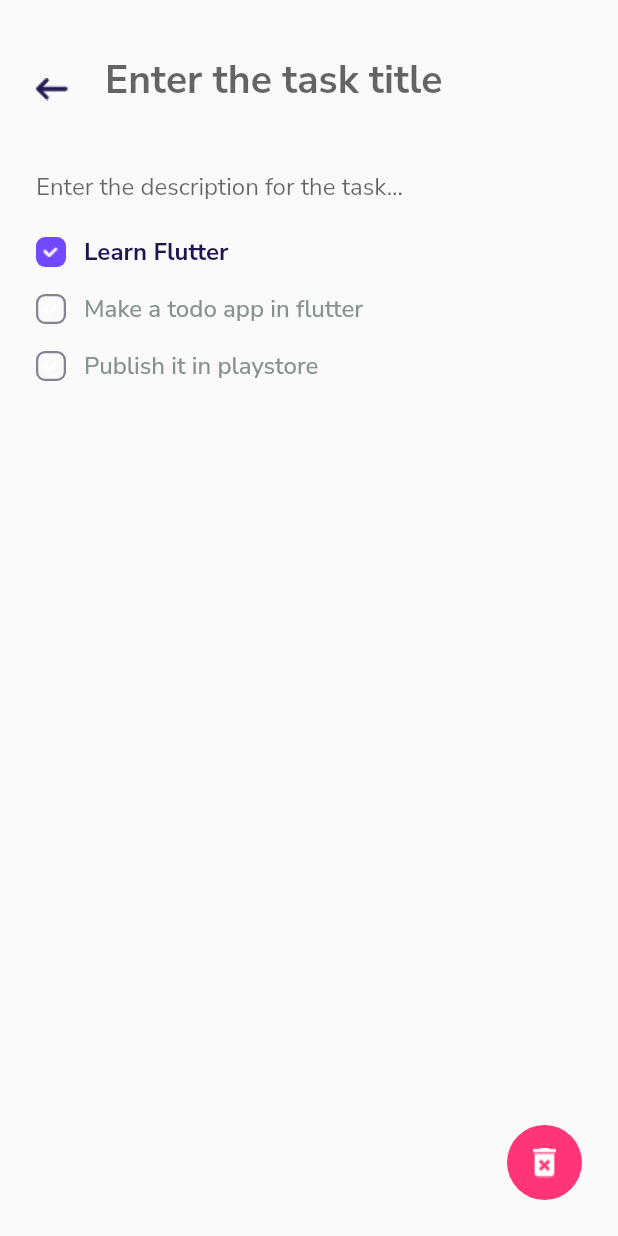
After one commit to aakritsubedi/todoist, a Flutter app: the TaskPage screen opened directly, on a phone screen of 412 x 824 dp. The commit adds this screen. Run offline on Flutter 3.47's test engine with Material 2 defaults, Android fonts, the phone set to English and light mode, and no system bars; our stand-ins replace google_fonts.

Commit message:
Add a task page and delete btn in taskPage widget

```diff
--- a/lib/pages/home.dart
+++ b/lib/pages/home.dart
@@ -1,4 +1,5 @@
 import 'package:flutter/material.dart';
+import 'package:todoist/pages/taskPage.dart';
 import 'package:todoist/widgets.dart';
 
 class MyHomePage extends StatefulWidget {
@@ -26,15 +27,14 @@ class _MyHomePageState extends State<MyHomePage> {
                   crossAxisAlignment: CrossAxisAlignment.start,
                   children: [
                     Container(
-                      margin: EdgeInsets.only(
-                        bottom: 32.0,
-                        top: 24.0
-                      ),
+                      margin: EdgeInsets.only(bottom: 32.0, top: 24.0),
                       child: Image(
                         image: AssetImage('assets/images/logo.png'),
                       ),
                     ),
                     Expanded(
+                        child: ScrollConfiguration(
+                      behavior: NoGlowBehaviour(),
                       child: ListView(
                         children: [
                           TaskCardWidget(
@@ -52,21 +52,33 @@ class _MyHomePageState extends State<MyHomePage> {
                             title: 'Your second task',
                           )
                         ],
+                      ),
                     ))
                   ],
                 ),
                 Positioned(
                   bottom: 24.0,
                   right: 0.0,
+                  child: GestureDetector(
+                    onTap: () {
+                      Navigator.push(
+                        context,
+                        MaterialPageRoute(builder: (context) => TaskPage()),
+                      );
+                    },
                     child: Container(
                         height: 50.0,
                         width: 50.0,
                         decoration: BoxDecoration(
-                          color: Color(0xFF049fbfd),
+                            gradient: LinearGradient(
+                                colors: [Color(0xFF7349FFE), Color(0XFF6434DE)],
+                                begin: Alignment(0.0, 1.0),
+                                end: Alignment(0.0, 1.0)),
                             borderRadius: BorderRadius.circular(25.0)),
                         child: Image(
                           image: AssetImage('assets/images/add_icon.png'),
                         )),
+                  ),
                 )
               ],
             ),
--- /dev/null
+++ b/lib/pages/taskPage.dart
@@ -0,0 +1,92 @@
+import 'package:flutter/material.dart';
+import 'package:todoist/widgets.dart';
+
+class TaskPage extends StatefulWidget {
+  @override
+  _TaskPageState createState() => _TaskPageState();
+}
+
+class _TaskPageState extends State<TaskPage> {
+  @override
+  Widget build(BuildContext context) {
+    return Scaffold(
+      body: SafeArea(
+        child: Container(
+            child: Stack(
+              children: [
+                Column(
+                  crossAxisAlignment: CrossAxisAlignment.start,
+                  children: [
+                    Padding(
+                      padding: const EdgeInsets.only(top: 24.0, bottom: 6.0),
+                      child: Row(
+                        children: [
+                          InkWell(
+                            onTap: () {
+                              Navigator.pop(context);
+                            },
+                            child: Padding(
+                              padding: const EdgeInsets.all(24.0),
+                              child: Image(
+                                  image: AssetImage(
+                                      'assets/images/back_arrow_icon.png')),
+                            ),
+                          ),
+                          Expanded(
+                            child: Padding(
+                              padding: const EdgeInsets.only(bottom: 12.0),
+                              child: TextField(
+                                decoration: InputDecoration(
+                                    hintText: 'Enter the task title',
+                                    border: InputBorder.none),
+                                style: TextStyle(
+                                    fontSize: 26.0,
+                                    fontWeight: FontWeight.bold,
+                                    color: Color(0xFF211551)),
+                              ),
+                            ),
+                          )
+                        ],
+                      ),
+                    ),
+                    TextField(
+                      decoration: InputDecoration(
+                          hintText: 'Enter the description for the task...',
+                          border: InputBorder.none,
+                          contentPadding: EdgeInsets.symmetric(
+                            horizontal: 24.0,
+                          )),
+                    ),
+                    TodoWidget(text: 'Learn Flutter', isDone: true),
+                    TodoWidget(
+                        text: 'Make a todo app in flutter', isDone: false),
+                    TodoWidget(text: 'Publish it in playstore', isDone: false),
+                  ],
+                ),
+                Positioned(
+                  bottom: 24.0,
+                  right: 24.0,
+                  child: GestureDetector(
+                    onTap: () {
+                      Navigator.push(
+                        context,
+                        MaterialPageRoute(builder: (context) => TaskPage()),
+                      );
+                    },
+                    child: Container(
+                        height: 50.0,
+                        width: 50.0,
+                        decoration: BoxDecoration(
+                            color: Color(0xFFFF3577),
+                            borderRadius: BorderRadius.circular(25.0)),
+                        child: Image(
+                          image: AssetImage('assets/images/delete_icon.png'),
+                        )),
+                  ),
+                )
+              ],
+            )),
+      ),
+    );
+  }
+}
--- a/lib/widgets.dart
+++ b/lib/widgets.dart
@@ -1,27 +1,19 @@
 import 'package:flutter/material.dart';
 
 class TaskCardWidget extends StatelessWidget {
-
   final String title;
   final String desc;
 
-  TaskCardWidget({ this.title, this.desc });
+  TaskCardWidget({this.title, this.desc});
 
   @override
   Widget build(BuildContext context) {
     return Container(
-      padding: EdgeInsets.symmetric(
-        horizontal: 24.0,
-        vertical: 32.0
-      ),
-      margin: EdgeInsets.only(
-        bottom: 20.0
-      ),
+      padding: EdgeInsets.symmetric(horizontal: 24.0, vertical: 32.0),
+      margin: EdgeInsets.only(bottom: 20.0),
       width: double.infinity,
       decoration: BoxDecoration(
-        color: Colors.white,
-        borderRadius: BorderRadius.circular(20.0)
-      ),
+          color: Colors.white, borderRadius: BorderRadius.circular(20.0)),
       child: Column(
         crossAxisAlignment: CrossAxisAlignment.start,
         children: [
@@ -34,9 +26,7 @@ class TaskCardWidget extends StatelessWidget {
             ),
           ),
           Padding(
-            padding: const EdgeInsets.only(
-              top: 10.0
-            ),
+            padding: const EdgeInsets.only(top: 10.0),
             child: Text(
               desc ?? 'no description added',
               style: TextStyle(
@@ -51,3 +41,52 @@ class TaskCardWidget extends StatelessWidget {
     );
   }
 }
+
+class TodoWidget extends StatelessWidget {
+
+  final String text;
+  final bool isDone;
+
+  TodoWidget({ this.text, @required this.isDone });
+
+  @override
+  Widget build(BuildContext context) {
+    return Container(
+      padding: EdgeInsets.symmetric(horizontal: 24.0, vertical: 8.0),
+      child: Row(
+        children: [
+          Container(
+              width: 20.0,
+              height: 20.0,
+              margin: EdgeInsets.only(right: 12.0),
+              decoration: BoxDecoration(
+                  color: isDone ? Color(0xFF7349FF) : Colors.transparent,
+                  borderRadius: BorderRadius.circular(6.0),
+                  border: isDone ? null : Border.all(
+                    color: Color(0xFF868290),
+                    width: 1.5
+                  )
+              ),
+              child: Image(
+                image: AssetImage('assets/images/check_icon.png'),
+              )),
+          Text(text ?? '<unamaed task>',
+              style: TextStyle(
+                  color: isDone ? Color(0xFF211551) : Color(0xFF869290),
+                  fontSize: 16.0,
+                  fontWeight: isDone ? FontWeight.bold : FontWeight.w500
+                )
+              )
+        ],
+      ),
+    );
+  }
+}
+
+class NoGlowBehaviour extends ScrollBehavior {
+  @override
+  Widget buildViewportChrome(
+    BuildContext context, Widget child, AxisDirection axisDirection) {
+    return child;
+  }
+}
```
Also changed, not shown: 2 other files. Lines whose indentation alone changed are shown as unchanged.
